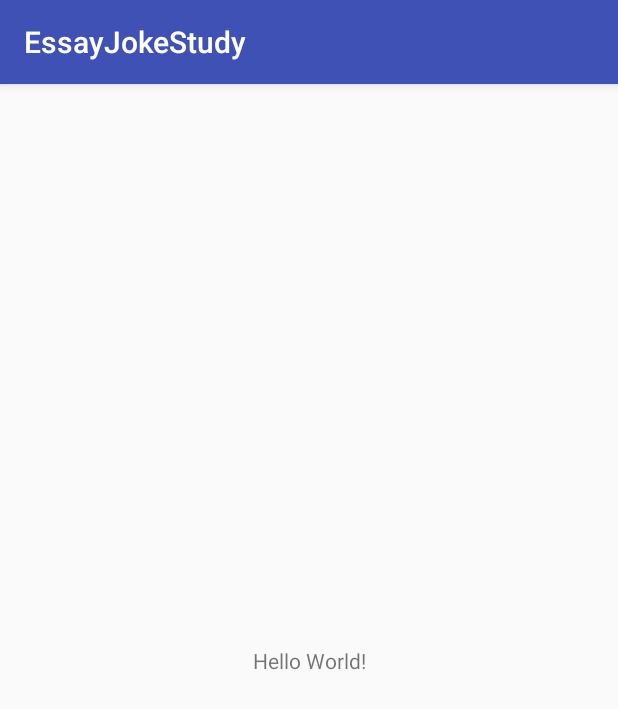
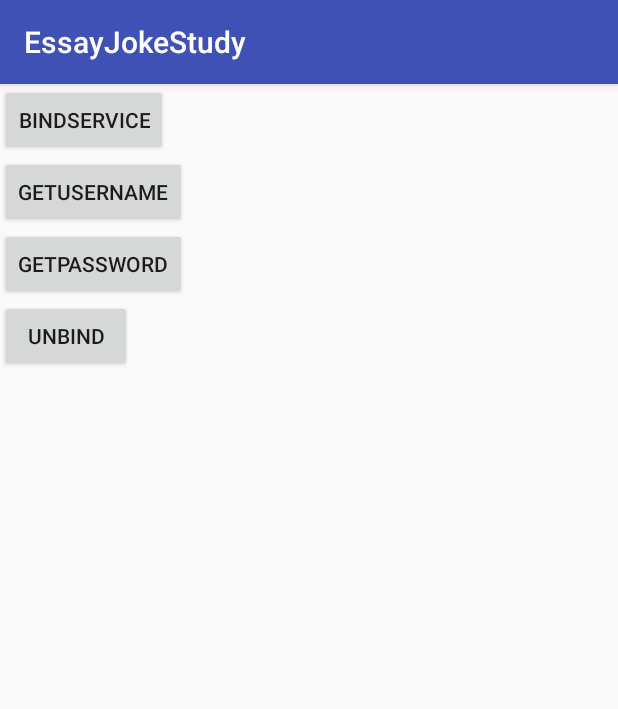
Before and after one commit to ChinaZeng/EssayJokeStudy, an Android app: the screen it shows after launch (MainActivity), on a phone screen of 412 x 824 dp. Shown: the top 709 px of the screen. Run offline under Robolectric (Android 15) with nearby library versions, the phone set to English and light mode, and no system bars; libraries missing offline, so code that uses them is left out: ; 4 statements that could not run were skipped.

Commit message:
aidl通讯

```diff
--- a/app/src/main/res/layout/activity_main.xml
+++ b/app/src/main/res/layout/activity_main.xml
@@ -1,19 +1,35 @@
 <?xml version="1.0" encoding="utf-8"?>
-<android.support.constraint.ConstraintLayout xmlns:android="http://schemas.android.com/apk/res/android"
+<LinearLayout xmlns:android="http://schemas.android.com/apk/res/android"
     xmlns:app="http://schemas.android.com/apk/res-auto"
     xmlns:tools="http://schemas.android.com/tools"
     android:layout_width="match_parent"
     android:layout_height="match_parent"
+    android:orientation="vertical"
     tools:context="com.zzw.essayjokestudy.MainActivity">
 
-    <TextView
-        android:onClick="test"
+
+    <Button
+        android:id="@+id/bind"
         android:layout_width="wrap_content"
         android:layout_height="wrap_content"
-        android:text="Hello World!"
-        app:layout_constraintBottom_toBottomOf="parent"
-        app:layout_constraintLeft_toLeftOf="parent"
-        app:layout_constraintRight_toRightOf="parent"
-        app:layout_constraintTop_toTopOf="parent" />
+        android:text="bindService" />
 
-</android.support.constraint.ConstraintLayout>
+    <Button
+        android:id="@+id/getUserName"
+        android:layout_width="wrap_content"
+        android:layout_height="wrap_content"
+        android:text="getUserName" />
+
+    <Button
+        android:id="@+id/getPassWord"
+        android:layout_width="wrap_content"
+        android:layout_height="wrap_content"
+        android:text="getPassWord" />
+
+    <Button
+        android:id="@+id/unBind"
+        android:layout_width="wrap_content"
+        android:layout_height="wrap_content"
+        android:text="unBind" />
+
+</LinearLayout>
--- a/baselibray/build.gradle
+++ b/baselibray/build.gradle
@@ -20,7 +20,7 @@ android {
 
 dependencies {
     compile fileTree(dir: 'libs', include: ['*.jar'])
-    testCompile rootProject.ext.dependencies["junit"]
+//    testCompile rootProject.ext.dependencies["junit"]
     compile rootProject.ext.dependencies["appcompat-v7"]
 
 }
```
Also changed, not shown: app/build.gradle (+9 -3 lines), app/src/main/AndroidManifest.xml (+12 -0 lines), app/src/main/java/com/zzw/essayjokestudy/MainActivity.java (+77 -6 lines), app/src/main/java/com/zzw/essayjokestudy/TestService.java (added, +46 -0 lines), app/src/main/java/com/zzw/essayjokestudy/TestSkinActivity.java (added, +50 -0 lines), app/src/main/res/layout/activity_test_skin.xml (added, +27 -0 lines), baselibray/src/main/java/com/zzw/baselibray/util/L.java (added, +24 -0 lines), app/src/main/aidl/com/zzw/essayjokestudy/UserAidl.aidl (added), app/src/main/res/mipmap-xxhdpi/img_src.jpg (added), 6 other files.
